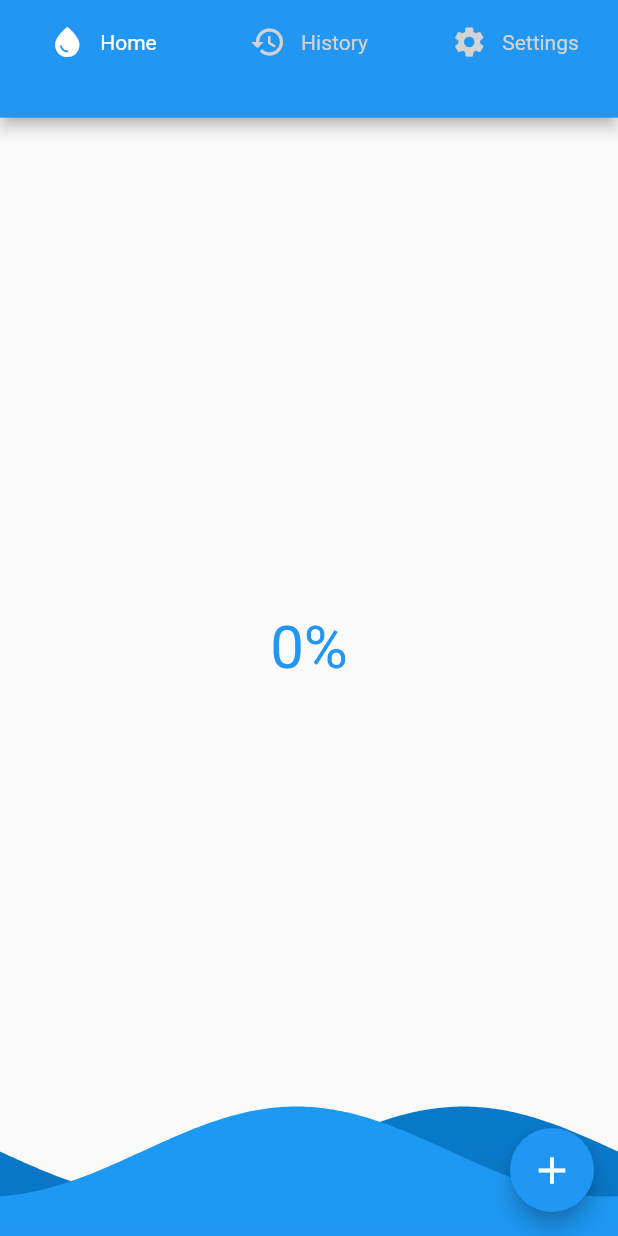
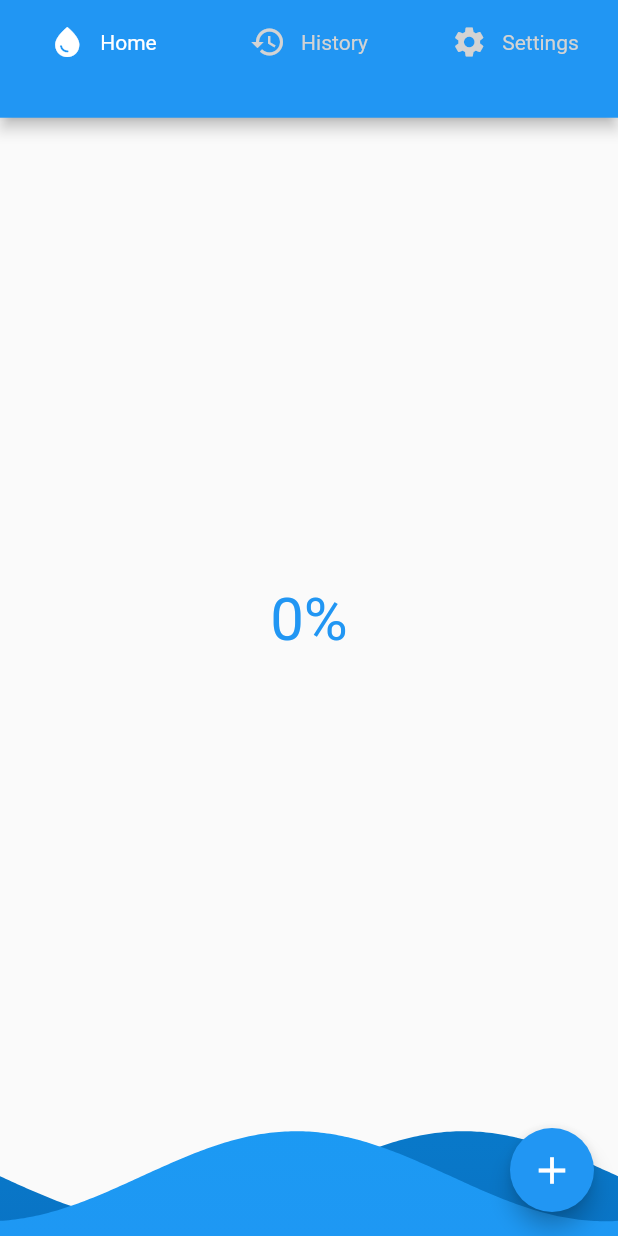
Before and after one commit to RuanEmanuell/waterreminder, a Flutter app: the screen it shows after launch, on a phone screen of 412 x 824 dp. Run offline on Flutter 3.47's test engine with Material 2 defaults, Android fonts, the phone set to English and light mode, and no system bars; drawn by our look-alikes of wave.

```diff
--- a/lib/controller/controller.dart
+++ b/lib/controller/controller.dart
@@ -10,7 +10,7 @@ class Controller extends ChangeNotifier {
   var button3Color = const Color.fromARGB(255, 211, 211, 211);
 
   int percentage = 0;
-  double size = 0.8;
+  double size = 0.82;
 
   changeColor() {
     switch (page) {
--- a/lib/main.dart
+++ b/lib/main.dart
@@ -53,7 +53,8 @@ class MyApp extends StatelessWidget {
                   if (value.percentage < 100) {
                     value.increaseWater();
                   } else {
-                    controller.nextPage(curve: Curves.easeOut, duration: const Duration(milliseconds: 250));
+                    controller.nextPage(
+                        curve: Curves.easeOut, duration: const Duration(milliseconds: 250));
                   }
                 },
                 backgroundColor: value.size >= 0.7 ? Colors.blue : Colors.white,
--- a/lib/screens/home.dart
+++ b/lib/screens/home.dart
@@ -4,7 +4,6 @@ import 'package:wave/config.dart';
 import "package:wave/wave.dart";
 
 import '../controller/controller.dart';
-
 
 class HomeScreen extends StatelessWidget {
   @override
@@ -33,7 +32,7 @@ class HomeScreen extends StatelessWidget {
                       ]),
                     ),
                     Container(
-                      margin: EdgeInsets.only(top: screenHeight / 2.5),
+                      margin: EdgeInsets.only(top: screenHeight / 2.65),
                       child: Center(
                         child: Text("${value.percentage}%",
                             style: TextStyle(
```
Also changed, not shown: lib/screens/history.dart (+9 -3 lines), lib/widgets/appbar.dart (+6 -4 lines).
